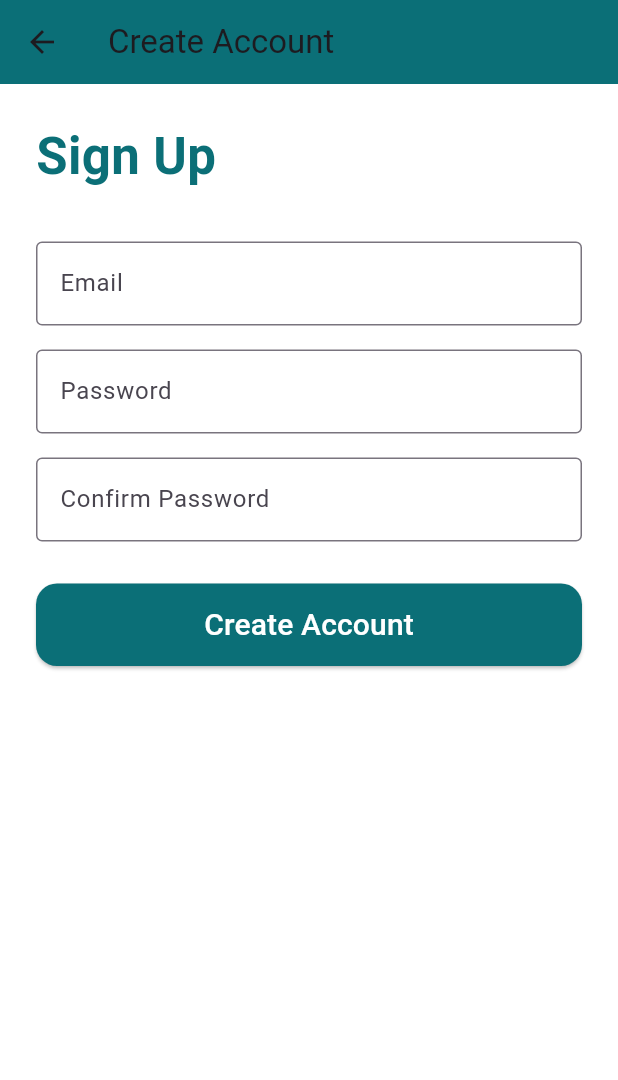
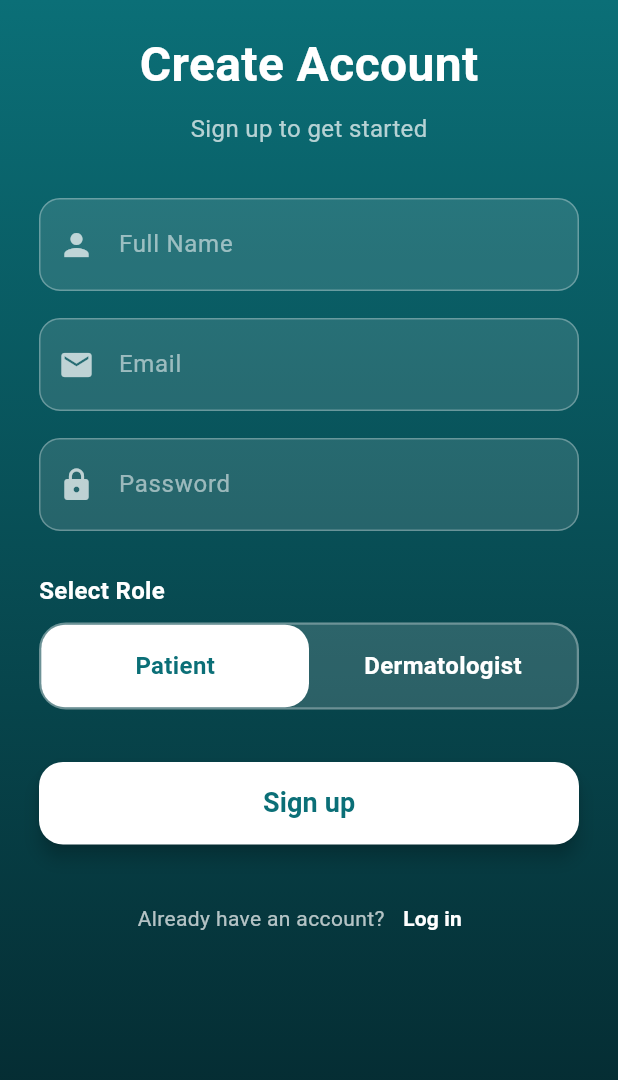
Before and after one commit to Kwake-19/derm_pix, a Flutter app: the SignUpScreen screen opened by its route, on a phone screen of 412 x 824 dp. Shown: the top 1080 px of the screen. Run offline on Flutter 3.47's test engine with Material 3 defaults, Android fonts, the light colour scheme and no system bars.

Commit message:
Added role selection in sighnup screen

```diff
--- a/lib/screens/signup_screen.dart
+++ b/lib/screens/signup_screen.dart
@@ -7,120 +7,278 @@ class SignUpScreen extends StatefulWidget {
   State<SignUpScreen> createState() => _SignUpScreenState();
 }
 
-class _SignUpScreenState extends State<SignUpScreen> {
-  final _formKey = GlobalKey<FormState>();
+class _SignUpScreenState extends State<SignUpScreen>
+    with SingleTickerProviderStateMixin {
 
-  final TextEditingController _email = TextEditingController();
-  final TextEditingController _password = TextEditingController();
-  final TextEditingController _confirm = TextEditingController();
+  late AnimationController _controller;
+  late Animation<double> _fade;
+  late Animation<Offset> _slide;
+
+  // 🔹 ROLE SELECTION
+  String selectedRole = "Patient"; // Default
+
+  @override
+  void initState() {
+    super.initState();
+
+    _controller = AnimationController(
+      vsync: this,
+      duration: const Duration(milliseconds: 900),
+    );
+
+    _fade = Tween<double>(begin: 0, end: 1).animate(
+      CurvedAnimation(parent: _controller, curve: Curves.easeIn),
+    );
+
+    _slide = Tween<Offset>(
+      begin: const Offset(0, 0.15),
+      end: Offset.zero,
+    ).animate(
+      CurvedAnimation(parent: _controller, curve: Curves.easeOut),
+    );
+
+    _controller.forward();
+  }
+
+  @override
+  void dispose() {
+    _controller.dispose();
+    super.dispose();
+  }
+
 
   @override
   Widget build(BuildContext context) {
     return Scaffold(
-      appBar: AppBar(
-        backgroundColor: const Color(0xFF0B6F77),
-        title: const Text("Create Account"),
-      ),
-      body: Padding(
-        padding: const EdgeInsets.all(24),
-        child: Form(
-          key: _formKey,
-          child: Column(
-            crossAxisAlignment: CrossAxisAlignment.start,
-            children: [
-              const Text(
-                "Sign Up",
-                style: TextStyle(
-                  fontSize: 34,
-                  fontWeight: FontWeight.bold,
-                  color: Color(0xFF0B6F77),
+      body: Container(
+        width: double.infinity,
+        height: double.infinity,
+
+        // 🌈 Gradient matching the app theme
+        decoration: const BoxDecoration(
+          gradient: LinearGradient(
+            colors: [
+              Color(0xFF0B6F77),
+              Color(0xFF04242A),
+            ],
+            begin: Alignment.topCenter,
+            end: Alignment.bottomCenter,
           ),
         ),
-              const SizedBox(height: 32),
 
-              // Email
-              TextFormField(
-                controller: _email,
-                decoration: const InputDecoration(
-                  labelText: "Email",
-                  border: OutlineInputBorder(),
+        child: SafeArea(
+          child: Padding(
+            padding: const EdgeInsets.symmetric(horizontal: 26),
+            child: FadeTransition(
+              opacity: _fade,
+              child: SlideTransition(
+                position: _slide,
+                child: SingleChildScrollView(
+                  child: Column(
+                    children: [
+
+                      const SizedBox(height: 20),
+
+                      // Header
+                      const Text(
+                        "Create Account",
+                        style: TextStyle(
+                          color: Colors.white,
+                          fontSize: 32,
+                          fontWeight: FontWeight.bold,
                         ),
-                validator: (value) {
-                  if (value == null ||
-                      value.isEmpty ||
-                      !value.contains('@')) {
-                    return "Enter a valid email";
-                  }
-                  return null;
-                },
+                      ),
+                      const SizedBox(height: 8),
+                      const Text(
+                        "Sign up to get started",
+                        style: TextStyle(
+                          color: Colors.white70,
+                          fontSize: 16,
+                        ),
                       ),
 
-              const SizedBox(height: 16),
+                      const SizedBox(height: 35),
 
-              // Password
-              TextFormField(
-                controller: _password,
-                decoration: const InputDecoration(
-                  labelText: "Password",
-                  border: OutlineInputBorder(),
-                ),
-                obscureText: true,
-                validator: (value) {
-                  if (value == null || value.length < 6) {
-                    return "At least 6 characters required";
-                  }
-                  return null;
-                },
+                      // 🔹 NAME FIELD
+                      _inputField(
+                        hint: "Full Name",
+                        icon: Icons.person,
                       ),
 
-              const SizedBox(height: 16),
+                      const SizedBox(height: 18),
 
-              // Confirm Password
-              TextFormField(
-                controller: _confirm,
-                decoration: const InputDecoration(
-                  labelText: "Confirm Password",
-                  border: OutlineInputBorder(),
+                      // 🔹 EMAIL FIELD
+                      _inputField(
+                        hint: "Email",
+                        icon: Icons.email,
+                        keyboard: TextInputType.emailAddress,
                       ),
-                obscureText: true,
-                validator: (value) {
-                  if (value != _password.text) {
-                    return "Passwords do not match";
-                  }
-                  return null;
-                },
+
+                      const SizedBox(height: 18),
+
+                      // 🔹 PASSWORD FIELD
+                      _inputField(
+                        hint: "Password",
+                        icon: Icons.lock,
+                        isPassword: true,
                       ),
 
                       const SizedBox(height: 28),
 
-              // Button
+                      // 🌟 ROLE SELECTOR
+                      const Align(
+                        alignment: Alignment.centerLeft,
+                        child: Text(
+                          "Select Role",
+                          style: TextStyle(
+                            color: Colors.white,
+                            fontSize: 16,
+                            fontWeight: FontWeight.bold,
+                          ),
+                        ),
+                      ),
+                      const SizedBox(height: 10),
+
+                      Container(
+                        decoration: BoxDecoration(
+                          color: Colors.white.withOpacity(0.15),
+                          borderRadius: BorderRadius.circular(18),
+                          border: Border.all(color: Colors.white30, width: 1.5),
+                        ),
+                        child: Row(
+                          children: [
+                            _roleButton("Patient"),
+                            _roleButton("Dermatologist"),
+                          ],
+                        ),
+                      ),
+
+                      const SizedBox(height: 35),
+
+                      // 🔵 CREATE ACCOUNT BUTTON
                       SizedBox(
                         width: double.infinity,
                         height: 55,
                         child: ElevatedButton(
                           style: ElevatedButton.styleFrom(
-                    backgroundColor: const Color(0xFF0B6F77),
-                    foregroundColor: Colors.white,
+                            backgroundColor: Colors.white,
+                            foregroundColor: const Color(0xFF0B6F77),
+                            elevation: 5,
                             shape: RoundedRectangleBorder(
-                      borderRadius: BorderRadius.circular(14),
+                              borderRadius: BorderRadius.circular(16),
                             ),
                           ),
                           onPressed: () {
-                    if (_formKey.currentState!.validate()) {
-                      ScaffoldMessenger.of(context).showSnackBar(
-                        const SnackBar(
-                          content: Text("Account Created!"),
+                            // FOR NOW: Navigate by role
+                            if (selectedRole == "Patient") {
+                              Navigator.pushNamed(context, '/patient-home');
+                            } else {
+                              Navigator.pushNamed(context, '/dermatologist-home');
+                            }
+                          },
+                          child: const Text(
+                            "Sign up",
+                            style: TextStyle(
+                              fontSize: 18,
+                              fontWeight: FontWeight.bold,
+                            ),
+                          ),
+                        ),
+                      ),
+
+                      const SizedBox(height: 25),
+
+                      // Already have account?
+                      Row(
+                        mainAxisAlignment: MainAxisAlignment.center,
+                        children: [
+                          const Text(
+                            "Already have an account?",
+                            style: TextStyle(color: Colors.white70),
+                          ),
+                          TextButton(
+                            onPressed: () {
+                              Navigator.pop(context);
+                            },
+                            child: const Text(
+                              "Log in",
+                              style: TextStyle(
+                                color: Colors.white,
+                                fontWeight: FontWeight.bold,
+                              ),
+                            ),
+                          )
+                        ],
+                      ),
+
+                      const SizedBox(height: 30),
+
+                    ],
+                  ),
+                ),
+              ),
+            ),
+          ),
+        ),
       ),
     );
   }
-                  },
-                  child: const Text(
-                    "Create Account",
-                    style: TextStyle(fontSize: 20),
+
+  // 🔧 TEXT INPUT FIELD WIDGET
+  Widget _inputField({
+    required String hint,
+    required IconData icon,
+    bool isPassword = false,
+    TextInputType keyboard = TextInputType.text,
+  }) {
+    return Container(
+      decoration: BoxDecoration(
+        color: Colors.white.withOpacity(0.12),
+        borderRadius: BorderRadius.circular(14),
+        border: Border.all(color: Colors.white30),
+      ),
+      child: TextField(
+        obscureText: isPassword,
+        keyboardType: keyboard,
+        style: const TextStyle(color: Colors.white),
+        decoration: InputDecoration(
+          hintText: hint,
+          hintStyle: const TextStyle(color: Colors.white54),
+          prefixIcon: Icon(icon, color: Colors.white70),
+          border: InputBorder.none,
+          contentPadding: const EdgeInsets.symmetric(vertical: 18),
         ),
       ),
+    );
+  }
+
+  // 🔧 ROLE BUTTONS
+  Widget _roleButton(String role) {
+    final bool active = selectedRole == role;
+
+    return Expanded(
+      child: GestureDetector(
+        onTap: () {
+          setState(() {
+            selectedRole = role;
+          });
+        },
+        child: AnimatedContainer(
+          duration: const Duration(milliseconds: 300),
+          padding: const EdgeInsets.symmetric(vertical: 16),
+          decoration: BoxDecoration(
+            color: active ? Colors.white : Colors.transparent,
+            borderRadius: BorderRadius.circular(16),
           ),
-            ],
+          child: Center(
+            child: Text(
+              role,
+              style: TextStyle(
+                fontSize: 16,
+                fontWeight: FontWeight.bold,
+                color: active ? const Color(0xFF0B6F77) : Colors.white,
+              ),
+            ),
           ),
         ),
       ),
```
Lines whose indentation alone changed are shown as unchanged.
